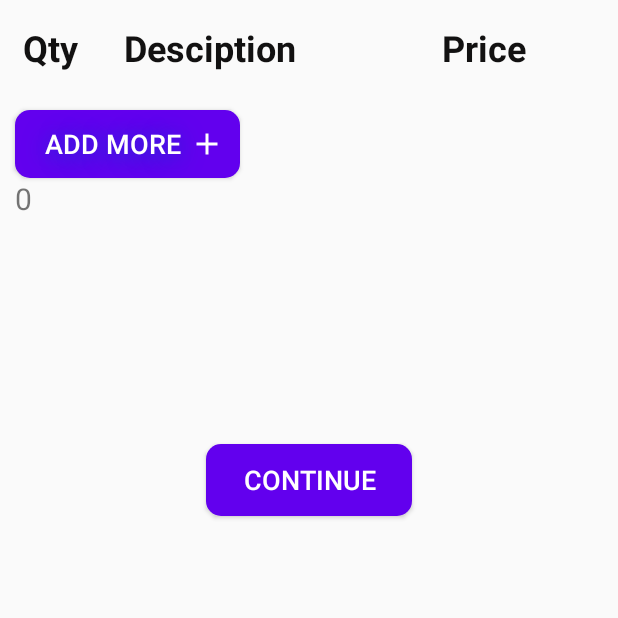
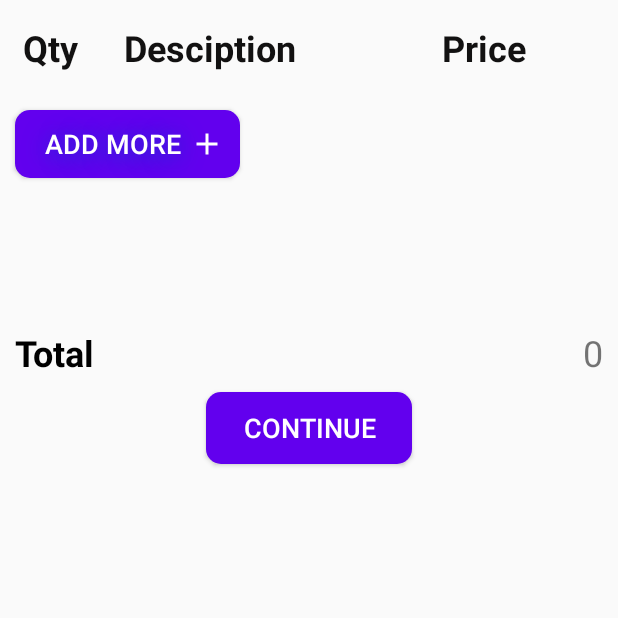
Before and after one commit to ravikant0055/IpayApp, an Android app: the ListActivity screen opened directly, with no data from a screen before it, on a phone screen of 412 x 824 dp, the top half of it. Run offline under Robolectric (Android 15) with nearby library versions, the phone set to English and light mode, and no system bars; libraries missing offline, so code that uses them is left out: com.razorpay; 3 statements that could not run were skipped.

Commit message:
List Activity update

```diff
--- a/app/src/main/java/com/example/ipay/ListActivity.kt
+++ b/app/src/main/java/com/example/ipay/ListActivity.kt
@@ -7,7 +7,6 @@ import android.os.Bundle
 import kotlinx.android.synthetic.main.activity_list.*
 
 import android.widget.Button
-import android.widget.EditText
 import android.widget.TextView
 import android.widget.Toast
 import androidx.recyclerview.widget.LinearLayoutManager
--- a/app/src/main/res/layout/activity_list.xml
+++ b/app/src/main/res/layout/activity_list.xml
@@ -75,20 +75,40 @@
         android:text=" Add more"
         android:textColor="#ffff"
         android:textSize="18sp" />
-    <TextView
-        android:layout_width="wrap_content"
+
+    <LinearLayout
+        android:layout_width="match_parent"
         android:layout_height="wrap_content"
-        android:id="@+id/totalView"
-        android:text="Total"
-        android:textSize="20sp"
-        android:layout_marginLeft="10dp"/>
+        android:layout_marginLeft="10dp"
+        android:layout_marginTop="100dp"
+        android:layout_marginRight="10dp"
+        android:orientation="horizontal">
+
+        <TextView
+            android:id="@+id/textView2"
+            android:layout_width="wrap_content"
+            android:layout_height="wrap_content"
+            android:layout_weight="1"
+            android:text="Total"
+            android:textColor="#000000"
+            android:textSize="24sp"
+            android:textStyle="bold" />
+
+        <TextView
+            android:id="@+id/totalView"
+            android:layout_width="wrap_content"
+            android:layout_height="wrap_content"
+            android:layout_gravity="right"
+            android:text="Total"
+            android:textSize="24sp" />
+    </LinearLayout>
 
     <Button
         android:id="@+id/paybtn"
         android:layout_width="137dp"
         android:layout_height="wrap_content"
         android:layout_gravity="center"
-        android:layout_marginTop="150dp"
+        android:layout_marginTop="10dp"
         android:background="@drawable/round_corner"
         android:text="Continue"
         android:textColor="#fff"
```
